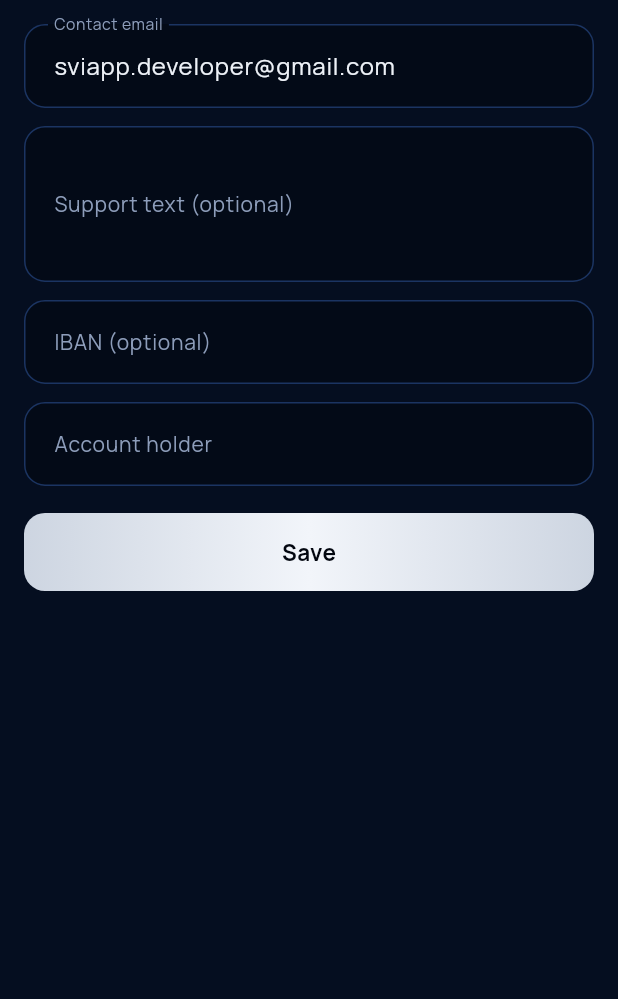
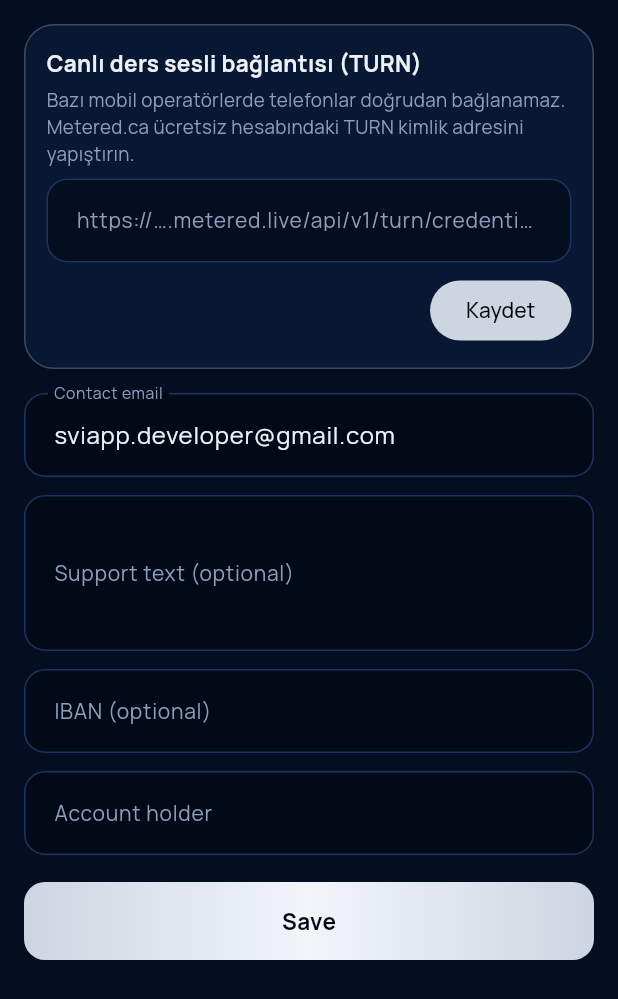
Before and after one commit to sviappdeveloper-sketch/hafiz-kardesim, a Flutter app: the _Settings widget shown alone on an empty page, opened directly, on a phone screen of 412 x 824 dp. Shown: the top 999 px of the screen. Run offline on Flutter 3.47's test engine with Material 3 defaults, Android fonts, the phone set to English and light mode, and no system bars; our stand-ins replace audio_service, cloud_firestore, firebase_auth, firebase_core, flutter_compass, flutter_local_notifications and 8 more; missing offline and left inert: audio_session, flutter_webrtc, home_widget, in_app_update, record, sherpa_onnx; accounts and stored records are empty.

Commit message:
Yeni yükleme anahtarı (kilitli, ANAHTAR_SIFRE); canlı ders yazımları toplu (Firebase kotası); TURN sunucusu ayarı (Yönetim › Ayarlar); derleme ayın 1'i ve 15'i ya da [derle] [derle]
Co-Authored-By: Claude Opus 5.5 <noreply@anthropic.com>
Claude-Session: https://claude.ai/code/session_011TVu8YcnVnuudXvfsABHeP

```diff
--- a/lib/hafiz/sesli_baglanti.dart
+++ b/lib/hafiz/sesli_baglanti.dart
@@ -1,9 +1,12 @@
 import 'dart:async';
+import 'dart:convert';
 import 'dart:math';
 
+import 'package:cloud_firestore/cloud_firestore.dart';
 import 'package:flutter/foundation.dart';
 import 'package:flutter/services.dart';
 import 'package:flutter_webrtc/flutter_webrtc.dart';
+import 'package:http/http.dart' as http;
 
 import 'hoca_service.dart';
 
@@ -51,6 +54,36 @@ class SesliBaglanti {
   };
 
   bool get bagli => durum.value == 'bagli';
+
+  /// STUN + (varsa) aktarma (TURN) sunucuları. TURN bilgisi Firestore app/ses belgesindeki
+  /// "turnUrl"den (Metered) alınır; operatör doğrudan bağlantıya izin vermezse ses oradan geçer.
+  static List<Map<String, dynamic>>? _turn;
+  static Future<Map<String, dynamic>> _ayarlar() async {
+    if (_turn == null) {
+      final l = <Map<String, dynamic>>[];
+      try {
+        final d = await FirebaseFirestore.instance.collection('app').doc('ses').get();
+        final url = (d.data()?['turnUrl'] ?? '') as String;
+        if (url.startsWith('https://')) {
+          final r = await http.get(Uri.parse(url)).timeout(const Duration(seconds: 5));
+          final j = jsonDecode(r.body);
+          if (j is List) {
+            for (final x in j) {
+              if (x is Map) l.add(x.cast<String, dynamic>());
+            }
+          }
+        }
+        _turn = l;
+      } catch (e) {
+        // Ulaşılamazsa bu bağlantı yalnız STUN ile kurulur; bir sonrakinde yeniden denenir.
+        debugPrint('SesliBaglanti TURN: $e');
+      }
+    }
+    return {
+      ..._ayar,
+      'iceServers': [...(_ayar['iceServers'] as List), ...?_turn],
+    };
+  }
 
   /// Hoca: yeni bir bağlantı teklifi verir (ilk açılışta ve "yeniden bağlan"da).
   Future<void> teklifVer() async {
@@ -118,7 +151,7 @@ class SesliBaglanti {
 
   Future<RTCPeerConnection> _kur() async {
     await _pcKapat();
-    final pc = await createPeerConnection(_ayar);
+    final pc = await createPeerConnection(await _ayarlar());
     _pc = pc;
     pc.onConnectionState = (st) {
       switch (st) {
--- a/lib/screens/admin_screen.dart
+++ b/lib/screens/admin_screen.dart
@@ -1,3 +1,4 @@
+import 'package:cloud_firestore/cloud_firestore.dart';
 import 'package:flutter/material.dart';
 import 'package:flutter/services.dart';
 import 'package:url_launcher/url_launcher.dart';
@@ -505,6 +506,8 @@ class _SettingsState extends State<_Settings> {
         return ListView(
           padding: const EdgeInsets.all(16),
           children: [
+            const _SesAyari(),
+            const SizedBox(height: 16),
             TextField(key: const Key('set_contact'), controller: _contact, decoration: InputDecoration(labelText: lt('İletişim e-postası'))),
             const SizedBox(height: 12),
             TextField(
@@ -641,3 +644,66 @@ class _Suistimaller extends StatelessWidget {
     );
   }
 }
+
+/// Canlı ders sesli bağlantısı için aktarma (TURN) sunucusu. Bazı mobil operatörlerde iki telefon
+/// doğrudan bağlanamaz; o zaman ses bu sunucunun üzerinden geçer. Metered.ca'nın ücretsiz planındaki
+/// "kimlik adresi" (…metered.live/api/v1/turn/credentials?apiKey=…) yazılır. Firestore app/ses belgesinde durur.
+class _SesAyari extends StatefulWidget {
+  const _SesAyari();
+  @override
+  State<_SesAyari> createState() => _SesAyariState();
+}
+
+class _SesAyariState extends State<_SesAyari> {
+  final _url = TextEditingController();
+  bool _yuklendi = false;
+
+  @override
+  void initState() {
+    super.initState();
+    FirebaseFirestore.instance.collection('app').doc('ses').get().then((d) {
+      if (!mounted) return;
+      _url.text = (d.data()?['turnUrl'] ?? '') as String;
+      setState(() => _yuklendi = true);
+    }).catchError((_) {
+      if (mounted) setState(() => _yuklendi = true);
+    });
+  }
+
+  @override
+  void dispose() {
+    _url.dispose();
+    super.dispose();
+  }
+
+  @override
+  Widget build(BuildContext context) => OrnateCard(
+        padding: const EdgeInsets.all(14),
+        child: Column(crossAxisAlignment: CrossAxisAlignment.stretch, children: [
+          Text('Canlı ders sesli bağlantısı (TURN)', style: AppText.body(15, weight: FontWeight.w700)),
+          const SizedBox(height: 4),
+          Text('Bazı mobil operatörlerde telefonlar doğrudan bağlanamaz. Metered.ca ücretsiz hesabındaki TURN kimlik adresini yapıştırın.',
+              style: AppText.body(12.5, color: AppColors.muted)),
+          const SizedBox(height: 8),
+          TextField(
+            controller: _url,
+            enabled: _yuklendi,
+            decoration: const InputDecoration(labelText: 'https://….metered.live/api/v1/turn/credentials?apiKey=…'),
+          ),
+          const SizedBox(height: 8),
+          Align(
+            alignment: Alignment.centerRight,
+            child: FilledButton(
+              onPressed: !_yuklendi
+                  ? null
+                  : () => runGuarded(
+                        context,
+                        () => FirebaseFirestore.instance.collection('app').doc('ses').set({'turnUrl': _url.text.trim()}, SetOptions(merge: true)),
+                        success: 'Kaydedildi',
+                      ),
+              child: const Text('Kaydet'),
+            ),
+          ),
+        ]),
+      );
+}
```
Also changed, not shown: lib/screens/hafiz/canli.dart (+32 -11 lines), 6 other files.
